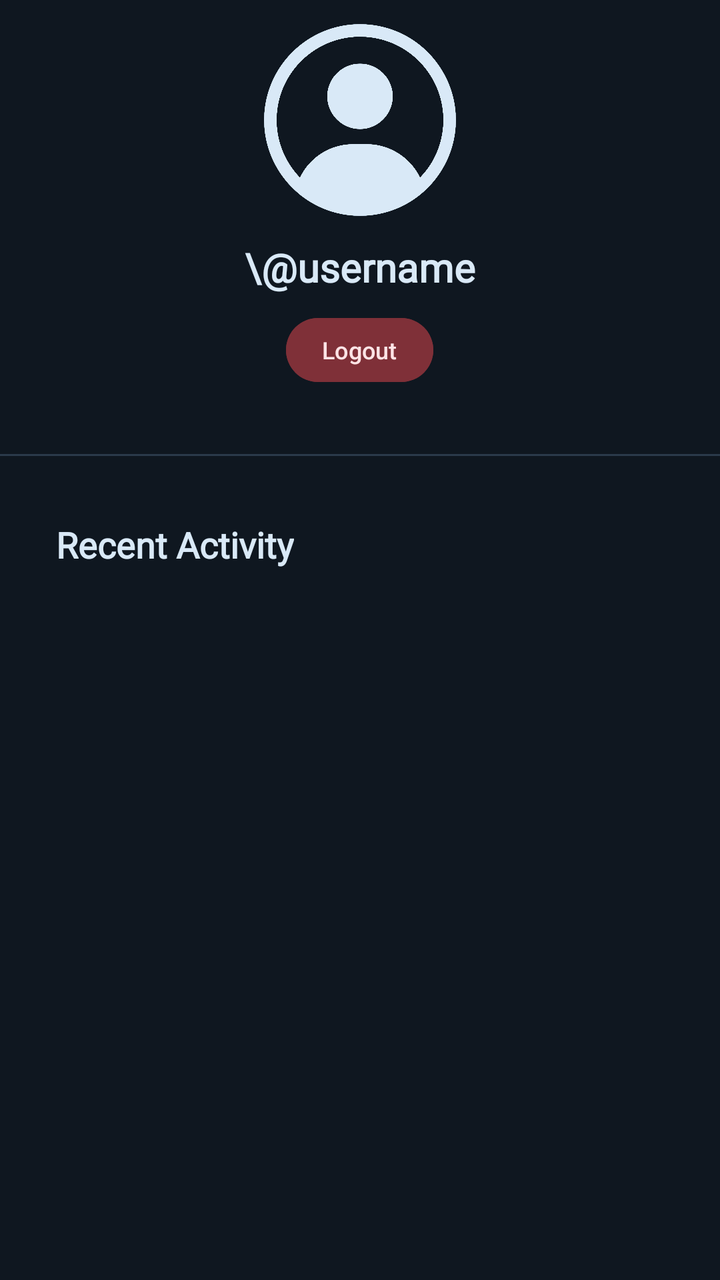
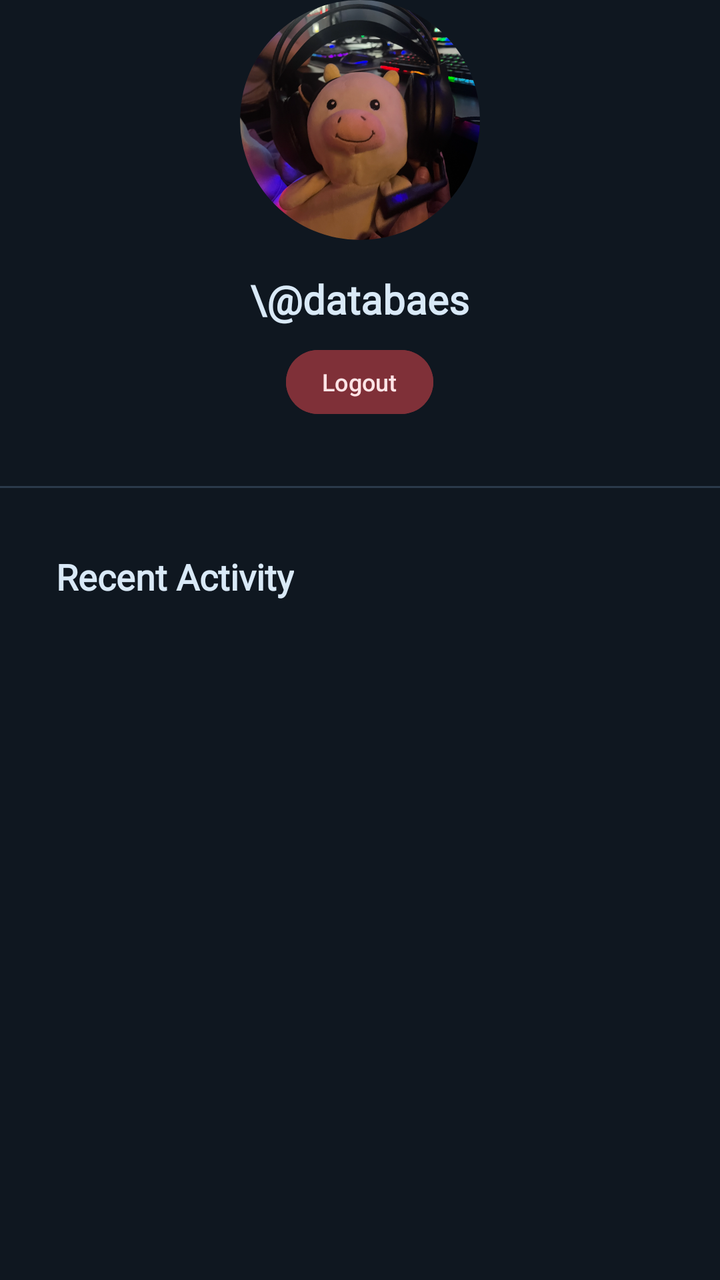

An Android layout rendered at two revisions. The XML below is the earlier revision; the diff shows what the commit changed to produce the second picture.
<!-- AndroidManifest.xml: application theme Theme.MyApplication -->
<!-- res/layout/fragment_profile_profile.xml -->
<?xml version="1.0" encoding="utf-8"?>
<ScrollView android:layout_width="match_parent"
    android:layout_height="match_parent"
    android:fillViewport="true"
    xmlns:android="http://schemas.android.com/apk/res/android">

    <LinearLayout
        android:layout_width="match_parent"
        android:layout_height="match_parent"
        android:orientation="vertical"
        android:background="#0F1720">

        <LinearLayout
            android:layout_width="wrap_content"
            android:layout_height="wrap_content"
            android:orientation="vertical"
            android:layout_gravity="center"
            android:gravity="center_horizontal" >

            <ImageView
                android:layout_width="120dp"
                android:layout_height="120dp"
                android:src="@drawable/profile_nav_icon" />

            <TextView
                android:layout_width="wrap_content"
                android:layout_height="wrap_content"
                android:text="\@username"
                android:textColor="#D9E9F7"
                android:textSize="20sp"
                android:textStyle="bold"
                android:fontFamily="@font/inter_variablefont_opsz_wght"/>

            <Button
                android:id="@+id/logoutBtn"
                android:layout_width="wrap_content"
                android:layout_height="40dp"
                android:backgroundTint="#7F3038"
                android:text="Logout"
                android:textColor="#FFE4E6"
                android:textSize="12sp"
                android:paddingHorizontal="18dp"
                android:minHeight="0dp"
                android:minWidth="0dp"
                android:layout_marginTop="8dp" />

        </LinearLayout>

        <View
            android:layout_width="match_parent"
            android:layout_height="1dp"
            android:background="#2B3A4A"
            android:layout_marginVertical="32dp" />

        <TextView
            android:layout_width="wrap_content"
            android:layout_height="wrap_content"
            android:text="Recent Activity"
            android:textColor="#D9E9F7"
            android:textSize="18sp"
            android:textStyle="bold"
            android:fontFamily="@font/dmseriftext_regular"
            android:layout_marginHorizontal="28dp"
            android:layout_marginBottom="4dp"/>

        <LinearLayout
            android:layout_width="wrap_content"
            android:layout_height="match_parent"
            android:orientation="horizontal">

            
            <androidx.recyclerview.widget.RecyclerView
                android:id="@+id/recentActivityRecyclerView"
                android:layout_width="match_parent"
                android:layout_height="wrap_content"
                android:padding="8dp"
                android:clipToPadding="false"
                android:layout_marginLeft="18dp"/>


        </LinearLayout>

        <View
            android:layout_width="match_parent"
            android:layout_height="1dp"
            android:background="#2B3A4A"
            android:layout_marginTop="18dp"/>

    </LinearLayout>

</ScrollView>
<!-- resources referenced by this layout -->
<resources>
  <!-- drawable profile_nav_icon: png bitmap (drawable, 233000 bytes) -->
  <style name="Theme.MyApplication" parent="Base.Theme.MyApplication" />
  <style name="Base.Theme.MyApplication" parent="Theme.Material3.DayNight.NoActionBar">
          
          
      </style>
</resources>

<!-- the commit's change to res/layout/fragment_profile_profile.xml (unified diff, before → after) -->
@@ -1,6 +1,7 @@
 <?xml version="1.0" encoding="utf-8"?>
 <ScrollView android:layout_width="match_parent"
     android:layout_height="match_parent"
+    xmlns:app="http://schemas.android.com/apk/res-auto"
     android:fillViewport="true"
     xmlns:android="http://schemas.android.com/apk/res/android">
 
@@ -17,15 +18,20 @@
             android:layout_gravity="center"
             android:gravity="center_horizontal" >
 
-            <ImageView
+            <com.google.android.material.imageview.ShapeableImageView
+                android:id="@+id/profileImageIV"
                 android:layout_width="120dp"
                 android:layout_height="120dp"
-                android:src="@drawable/profile_nav_icon" />
+                android:src="@drawable/profile"
+                android:scaleType="centerCrop"
+                android:contentDescription="Profile picture"
+                app:shapeAppearanceOverlay="@style/CircleImage" />
 
             <TextView
                 android:layout_width="wrap_content"
                 android:layout_height="wrap_content"
-                android:text="\@username"
+                android:layout_marginTop="16dp"
+                android:text="\@databaes"
                 android:textColor="#D9E9F7"
                 android:textSize="20sp"
                 android:textStyle="bold"
<!-- resource entries referenced after the edit -->
@@ -1,6 +1,10 @@
 <!-- resources referenced by this layout -->
 <resources>
-  <!-- drawable profile_nav_icon: png bitmap (drawable, 233000 bytes) -->
+  <!-- drawable profile: png bitmap (drawable, 632437 bytes) -->
+  <style name="CircleImage">
+          <item name="cornerFamily">rounded</item>
+          <item name="cornerSize">50%</item>
+      </style>
   <style name="Theme.MyApplication" parent="Base.Theme.MyApplication" />
   <style name="Base.Theme.MyApplication" parent="Theme.Material3.DayNight.NoActionBar">
           
